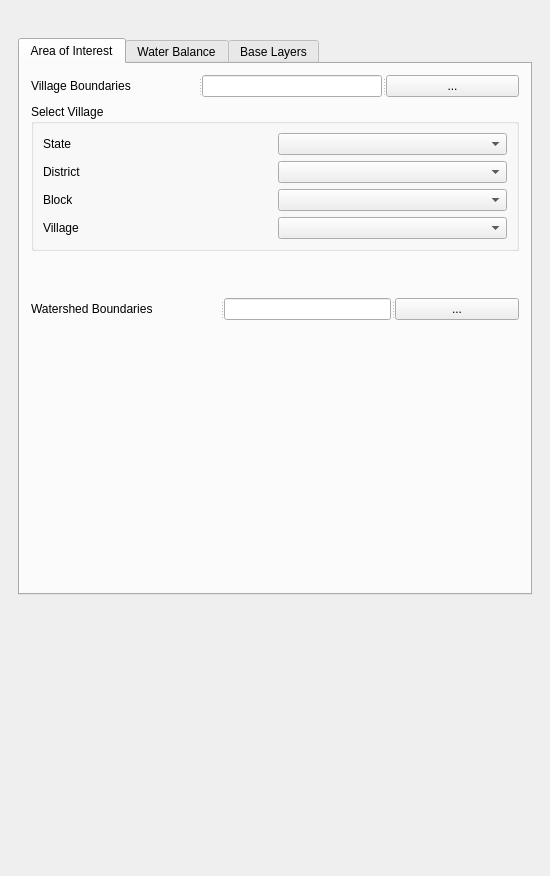
Qt form rw_dockwidget_base_trial_tabs.ui (atreebangalore/jaltol) before a commit.
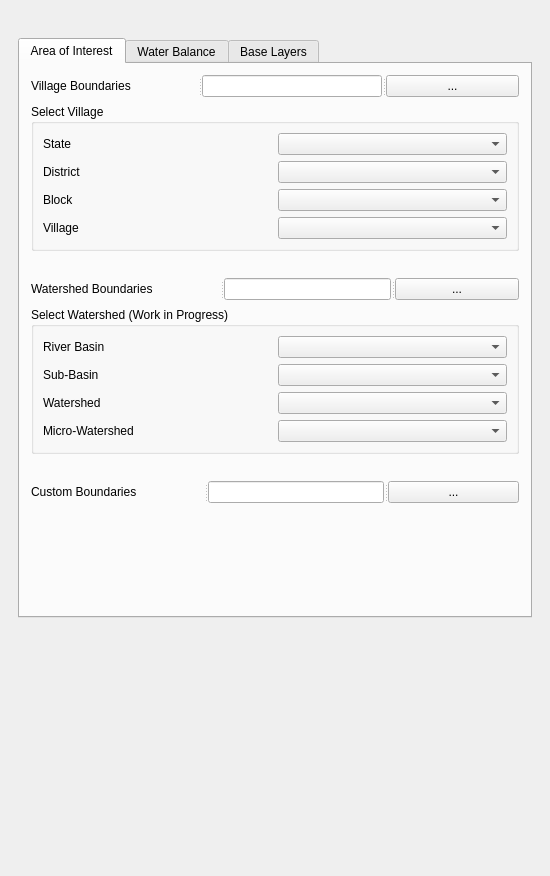
The same form after that commit. Custom widgets are drawn as their Qt base class.

Commit message: watershed and custom AOI ready

The edit to the form file:
```diff
--- a/rw_dockwidget_base_trial_tabs.ui
+++ b/rw_dockwidget_base_trial_tabs.ui
@@ -26,7 +26,7 @@
      <height>16777215</height>
     </size>
    </property>
-   <layout class="QVBoxLayout" name="verticalLayout_5">
+   <layout class="QVBoxLayout" name="verticalLayout_13">
     <item>
      <widget class="QWidget" name="widget" native="true">
       <layout class="QVBoxLayout" name="verticalLayout_4">
@@ -235,7 +235,7 @@
              <property name="sizeHint" stdset="0">
               <size>
                <width>20</width>
-               <height>40</height>
+               <height>20</height>
               </size>
              </property>
             </spacer>
@@ -301,18 +301,172 @@
              </widget>
             </widget>
            </item>
+           <item>
+            <widget class="QgsCollapsibleGroupBox" name="mGroupBox_aoi_selectW">
+             <property name="sizePolicy">
+              <sizepolicy hsizetype="Expanding" vsizetype="Fixed">
+               <horstretch>0</horstretch>
+               <verstretch>0</verstretch>
+              </sizepolicy>
+             </property>
+             <property name="title">
+              <string>Select Watershed (Work in Progress)</string>
+             </property>
+             <layout class="QVBoxLayout" name="verticalLayout_5">
+              <item>
+               <layout class="QHBoxLayout" name="horizontalLayout_12">
+                <item>
+                 <widget class="QLabel" name="label_aoi_selectRB">
+                  <property name="minimumSize">
+                   <size>
+                    <width>0</width>
+                    <height>0</height>
+                   </size>
+                  </property>
+                  <property name="text">
+                   <string>River Basin</string>
+                  </property>
+                 </widget>
+                </item>
+                <item>
+                 <widget class="QComboBox" name="comboBox_aoi_selectRB"/>
+                </item>
+               </layout>
+              </item>
+              <item>
+               <layout class="QHBoxLayout" name="horizontalLayout_13">
+                <item>
+                 <widget class="QLabel" name="label_aoi_selectSB">
+                  <property name="text">
+                   <string>Sub-Basin</string>
+                  </property>
+                 </widget>
+                </item>
+                <item>
+                 <widget class="QComboBox" name="comboBox_aoi_selectSB"/>
+                </item>
+               </layout>
+              </item>
+              <item>
+               <layout class="QHBoxLayout" name="horizontalLayout_14">
+                <item>
+                 <widget class="QLabel" name="label_aoi_selectW">
+                  <property name="text">
+                   <string>Watershed</string>
+                  </property>
+                 </widget>
+                </item>
+                <item>
+                 <widget class="QComboBox" name="comboBox_aoi_selectW"/>
+                </item>
+               </layout>
+              </item>
+              <item>
+               <layout class="QHBoxLayout" name="horizontalLayout_15">
+                <item>
+                 <widget class="QLabel" name="label_aoi_selectMW">
+                  <property name="text">
+                   <string>Micro-Watershed</string>
+                  </property>
+                 </widget>
+                </item>
+                <item>
+                 <widget class="QComboBox" name="comboBox_aoi_selectMW"/>
+                </item>
+               </layout>
+              </item>
+             </layout>
+            </widget>
+           </item>
            <item>
             <spacer name="verticalSpacer_2">
              <property name="orientation">
               <enum>Qt::Vertical</enum>
              </property>
              <property name="sizeType">
+              <enum>QSizePolicy::Fixed</enum>
+             </property>
+             <property name="sizeHint" stdset="0">
+              <size>
+               <width>20</width>
+               <height>20</height>
+              </size>
+             </property>
+            </spacer>
+           </item>
+           <item>
+            <widget class="QSplitter" name="splitter_3">
+             <property name="sizePolicy">
+              <sizepolicy hsizetype="Expanding" vsizetype="Fixed">
+               <horstretch>0</horstretch>
+               <verstretch>0</verstretch>
+              </sizepolicy>
+             </property>
+             <property name="maximumSize">
+              <size>
+               <width>16777215</width>
+               <height>16777215</height>
+              </size>
+             </property>
+             <property name="orientation">
+              <enum>Qt::Horizontal</enum>
+             </property>
+             <widget class="QLabel" name="label_aoi_selectCB">
+              <property name="sizePolicy">
+               <sizepolicy hsizetype="Preferred" vsizetype="Fixed">
+                <horstretch>0</horstretch>
+                <verstretch>0</verstretch>
+               </sizepolicy>
+              </property>
+              <property name="maximumSize">
+               <size>
+                <width>16777215</width>
+                <height>16777215</height>
+               </size>
+              </property>
+              <property name="text">
+               <string>Custom Boundaries</string>
+              </property>
+             </widget>
+             <widget class="QLineEdit" name="lineEdit_aoi_selectCB">
+              <property name="sizePolicy">
+               <sizepolicy hsizetype="Preferred" vsizetype="Fixed">
+                <horstretch>0</horstretch>
+                <verstretch>0</verstretch>
+               </sizepolicy>
+              </property>
+              <property name="minimumSize">
+               <size>
+                <width>0</width>
+                <height>0</height>
+               </size>
+              </property>
+             </widget>
+             <widget class="QPushButton" name="pushButton_aoi_selectCB">
+              <property name="sizePolicy">
+               <sizepolicy hsizetype="Preferred" vsizetype="Fixed">
+                <horstretch>0</horstretch>
+                <verstretch>0</verstretch>
+               </sizepolicy>
+              </property>
+              <property name="text">
+               <string>...</string>
+              </property>
+             </widget>
+            </widget>
+           </item>
+           <item>
+            <spacer name="verticalSpacer_5">
+             <property name="orientation">
+              <enum>Qt::Vertical</enum>
+             </property>
+             <property name="sizeType">
               <enum>QSizePolicy::Expanding</enum>
              </property>
              <property name="sizeHint" stdset="0">
               <size>
                <width>20</width>
-               <height>200</height>
+               <height>100</height>
               </size>
              </property>
             </spacer>
```
Left out of the diff: 50 changed lines with no effect on the pictures. The commit also changes 2 other files.
